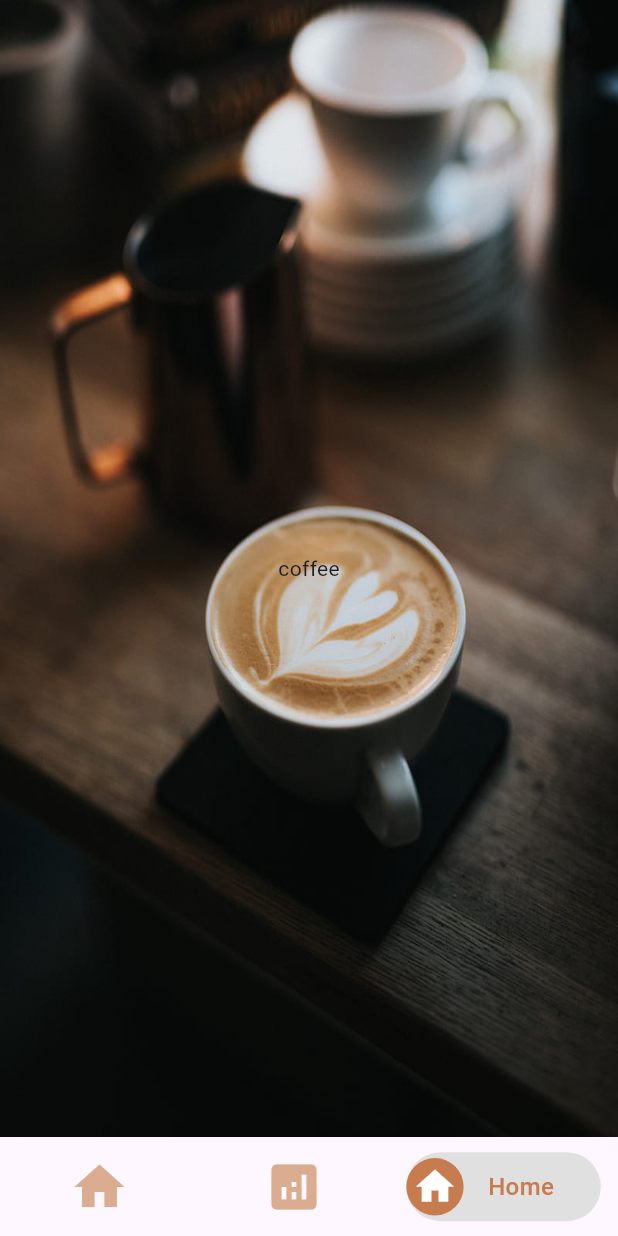
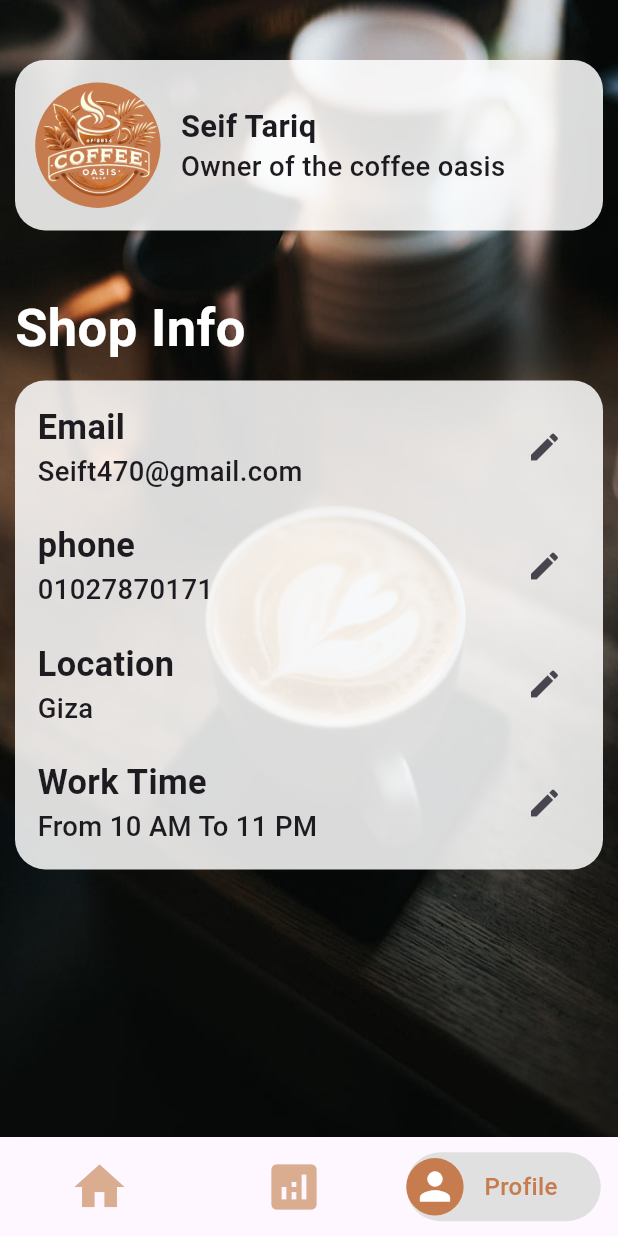
Before and after one commit to seiftarek10/Coffee-Oasis, a Flutter app: the screen it shows after launch, item 3 of the bottom bar chosen, on a phone screen of 412 x 824 dp. Run offline on Flutter 3.47's test engine with Material 3 defaults, Android fonts, the phone set to English and light mode, and no system bars; our stand-ins replace flutter_screenutil, go_router.

Commit message:
finish owner profile ui page

```diff
--- a/lib/Core/Theme/colors.dart
+++ b/lib/Core/Theme/colors.dart
@@ -1,6 +1,7 @@
 import 'package:flutter/material.dart';
 
 abstract class AppColors {
+  static  Color kWhiteObacity =  Colors.white.withOpacity(0.85);
   static const Color kPrimaryColor = Color(0xffc67c4e);
   static const Color kLightPrimaryColor = Color.fromARGB(255, 218, 173, 145);
 }
--- a/lib/Core/Theme/fonts.dart
+++ b/lib/Core/Theme/fonts.dart
@@ -8,6 +8,8 @@ abstract class Fonts {
 
   static TextStyle font18_700 =
       TextStyle(fontSize: 18.sp, fontWeight: FontWeight.w700);
+  static TextStyle font20_700 =
+      TextStyle(fontSize: 20.sp, fontWeight: FontWeight.w700);
   static TextStyle font16_300 =
       TextStyle(fontSize: 16.sp, fontWeight: FontWeight.w300);
 
--- a/lib/Core/Utils/assets.dart
+++ b/lib/Core/Utils/assets.dart
@@ -1,12 +1,6 @@
 // ignore_for_file: prefer_single_quotes
 class Assets {
   Assets._();
-
-  /// Assets for imagesBackground
-  /// assets/images/background.jpg
   static const String imagesBackground = "assets/images/background.jpg";
-
-  /// Assets for imagesSplash
-  /// assets/images/splash.png
-  static const String imagesSplash = "assets/images/splash.png";
+  static const String imagesLogo = "assets/images/logo.png";
 }
--- /dev/null
+++ b/lib/Core/constant.dart
@@ -0,0 +1,4 @@
+abstract class AppConstant {
+  AppConstant._();
+  static const double kBorderRadius = 20;
+}
--- a/lib/Features/Owner/Presentation/Views/Widgets/category.dart
+++ b/lib/Features/Owner/Presentation/Views/Widgets/category.dart
@@ -1,5 +1,6 @@
 import 'package:coffee_oasis/Core/Theme/fonts.dart';
 import 'package:coffee_oasis/Core/Utils/assets.dart';
+import 'package:coffee_oasis/Core/constant.dart';
 import 'package:flutter/material.dart';
 import 'package:flutter_screenutil/flutter_screenutil.dart';
 
@@ -11,7 +12,7 @@ class Category extends StatelessWidget {
   @override
   Widget build(BuildContext context) {
     return ClipRRect(
-      borderRadius: BorderRadius.circular(20),
+      borderRadius: BorderRadius.circular(AppConstant.kBorderRadius),
       child: GridTile(
         footer: Container(
           color: Colors.white,
--- /dev/null
+++ b/lib/Features/Owner/Presentation/Views/Widgets/profile_header.dart
@@ -0,0 +1,47 @@
+
+import 'package:coffee_oasis/Core/Theme/colors.dart';
+import 'package:coffee_oasis/Core/Theme/fonts.dart';
+import 'package:coffee_oasis/Core/Utils/assets.dart';
+import 'package:coffee_oasis/Core/constant.dart';
+import 'package:flutter/material.dart';
+import 'package:flutter_screenutil/flutter_screenutil.dart';
+
+class ProfileHeaderContainer extends StatelessWidget {
+  const ProfileHeaderContainer({
+    super.key,
+  });
+
+  @override
+  Widget build(BuildContext context) {
+    return Container(
+        padding: const EdgeInsets.symmetric(horizontal: 10, vertical: 15),
+        decoration: BoxDecoration(
+            color: AppColors.kWhiteObacity,
+            borderRadius: BorderRadius.circular(AppConstant.kBorderRadius)),
+        child: Row(
+          children: [
+            Expanded(
+              child: CircleAvatar(
+                backgroundColor: AppColors.kPrimaryColor,
+                backgroundImage: const AssetImage(Assets.imagesLogo),
+
+                radius: 35.h,
+              ),
+            ),
+            const SizedBox(width: 10),
+            Expanded(
+              flex: 3,
+              child: Column(
+                crossAxisAlignment: CrossAxisAlignment.start,
+                children: [
+                  Text('Seif Tariq',style: Fonts.font18_700),
+                  Text('Owner of the coffee oasis',style: Fonts.font16_500),
+
+                ],
+              ),
+            )
+          ],
+        )
+        );
+  }
+}
--- /dev/null
+++ b/lib/Features/Owner/Presentation/Views/Widgets/profile_info_item.dart
@@ -0,0 +1,28 @@
+import 'package:coffee_oasis/Core/Theme/fonts.dart';
+import 'package:flutter/material.dart';
+
+class ProfileInfoItem extends StatelessWidget {
+  const ProfileInfoItem({
+    super.key, required this.info, required this.title, required this.onPressed,
+  });
+
+  final String title, info;
+  final void Function() onPressed;
+
+  @override
+  Widget build(BuildContext context) {
+    return Row(
+      mainAxisAlignment: MainAxisAlignment.spaceBetween,
+      children: [
+        Column(
+          crossAxisAlignment: CrossAxisAlignment.start,
+          children: [
+            Text(title, style: Fonts.font20_700),
+            Text(info, style: Fonts.font16_500),
+          ],
+        ),
+        IconButton(onPressed: onPressed, icon: const Icon(Icons.edit))
+      ],
+    );
+  }
+}
--- /dev/null
+++ b/lib/Features/Owner/Presentation/Views/Widgets/shop_info.dart
@@ -0,0 +1,55 @@
+import 'package:coffee_oasis/Core/Theme/colors.dart';
+import 'package:coffee_oasis/Core/Theme/fonts.dart';
+import 'package:coffee_oasis/Core/constant.dart';
+import 'package:coffee_oasis/Features/Owner/Presentation/Views/Widgets/profile_info_item.dart';
+import 'package:flutter/material.dart';
+
+class ShopInfoContainer extends StatelessWidget {
+  const ShopInfoContainer({
+    super.key,
+  });
+
+  @override
+  Widget build(BuildContext context) {
+    return Column(
+      crossAxisAlignment: CrossAxisAlignment.start,
+      children: [
+        Text('Shop Info', style: Fonts.font35_700White),
+        const SizedBox(height: 10),
+        Container(
+          padding: const EdgeInsets.symmetric(vertical: 15, horizontal: 15),
+          decoration: BoxDecoration(
+              color: AppColors.kWhiteObacity,
+              borderRadius: BorderRadius.circular(AppConstant.kBorderRadius)),
+          child: Column(
+            children: [
+              ProfileInfoItem(
+                title: 'Email',
+                info: 'Seift470@gmail.com',
+                onPressed: () {},
+              ),
+              const SizedBox(height: 20),
+              ProfileInfoItem(
+                title: 'phone',
+                info: '01027870171',
+                onPressed: () {},
+              ),
+              const SizedBox(height: 20),
+              ProfileInfoItem(
+                title: 'Location',
+                info: 'Giza',
+                onPressed: () {},
+              ),
+              const SizedBox(height: 20),
+              ProfileInfoItem(
+                title: 'Work Time',
+                info: 'From 10 AM To 11 PM',
+                onPressed: () {},
+              ),
+            ],
+          ),
+        )
+      ],
+    );
+  }
+}
--- a/lib/Features/Owner/Presentation/Views/analytics_view.dart
+++ b/lib/Features/Owner/Presentation/Views/analytics_view.dart
@@ -12,12 +12,11 @@ class AnalyticsView extends StatelessWidget {
       child: Column(
         children: [
           Space.topPageSpace,
-          const Expanded(flex: 2, child: AnayliticsContainer(title: 'Today',
+          const Expanded(child: AnayliticsContainer(title: 'Today',
 
           )),
           Space.bottomSpace,
           const Expanded(
-              flex: 2,
               child: AnayliticsContainer(title: 'All Time',)),
           Space.bottomSpace
         ],
--- a/lib/Features/Owner/Presentation/Views/owner.dart
+++ b/lib/Features/Owner/Presentation/Views/owner.dart
@@ -2,6 +2,7 @@ import 'package:coffee_oasis/Core/Models/bottom_naivigation_bar_item.dart';
 import 'package:coffee_oasis/Core/Widgets/Bottom%20Bar/app_bottom_bar.dart';
 import 'package:coffee_oasis/Features/Owner/Presentation/Views/analytics_view.dart';
 import 'package:coffee_oasis/Features/Owner/Presentation/Views/owner_home_view.dart';
+import 'package:coffee_oasis/Features/Owner/Presentation/Views/owner_profile.dart';
 import 'package:flutter/material.dart';
 
 class OwnerView extends StatelessWidget {
@@ -13,12 +14,12 @@ class OwnerView extends StatelessWidget {
       bottomBarItmeModel: <BottomBarItemModel>[
         BottomBarItemModel(title: 'Home', icon: Icons.home),
         BottomBarItemModel(title: 'Analytics', icon: Icons.analytics),
-        BottomBarItemModel(title: 'Home', icon: Icons.home)
+        BottomBarItemModel(title: 'Profile', icon: Icons.person)
       ],
       pages: const [
         OwnerHomeView(),
         AnalyticsView(),
-        Center(child: Text('coffee')),
+        OwnerProfile(),
       ],
     );
   }
--- /dev/null
+++ b/lib/Features/Owner/Presentation/Views/owner_profile.dart
@@ -0,0 +1,24 @@
+import 'package:coffee_oasis/Core/Helpers/space.dart';
+
+import 'package:coffee_oasis/Features/Owner/Presentation/Views/Widgets/profile_header.dart';
+import 'package:coffee_oasis/Features/Owner/Presentation/Views/Widgets/shop_info.dart';
+import 'package:flutter/material.dart';
+
+class OwnerProfile extends StatelessWidget {
+  const OwnerProfile({super.key});
+
+  @override
+  Widget build(BuildContext context) {
+    return Padding(
+      padding: const EdgeInsets.symmetric(horizontal: 10),
+      child: Column(
+        children: [
+          Space.topPageSpace,
+          const ProfileHeaderContainer(),
+          const SizedBox(height: 40),
+          const ShopInfoContainer(),
+        ],
+      ),
+    );
+  }
+}
--- a/lib/Features/Splash Screen/splash_view.dart
+++ b/lib/Features/Splash Screen/splash_view.dart
@@ -32,7 +32,7 @@ class _SplashViewState extends State<SplashView> {
         decoration: const BoxDecoration(
             color: Color.fromARGB(255, 58, 38, 28),
             image: DecorationImage(
-              image: AssetImage(Assets.imagesSplash),
+              image: AssetImage(Assets.imagesLogo),
             )),
       ),
     );
```
Also changed, not shown: lib/Features/Owner/Presentation/Views/Widgets/am_pm_switcher.dart (added, +47 -0 lines), lib/Features/Owner/Presentation/Views/Widgets/analytics_container.dart (+7 -6 lines), assets/images/logo.png (renamed from assets/images/splash.png).
